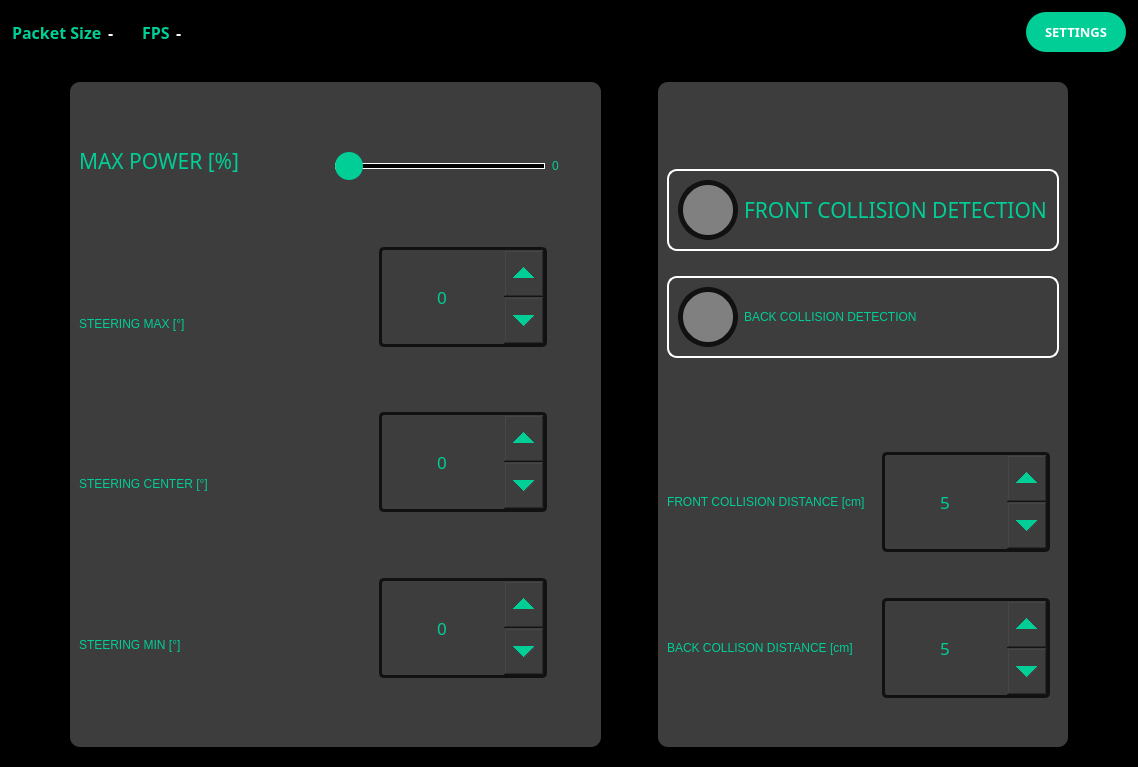
Before: the Qt Designer form source/controller/GUI-4G-CAR-DEF_#2.ui in jpriverar/smart-4g-rc-car, drawn with Qt 5.
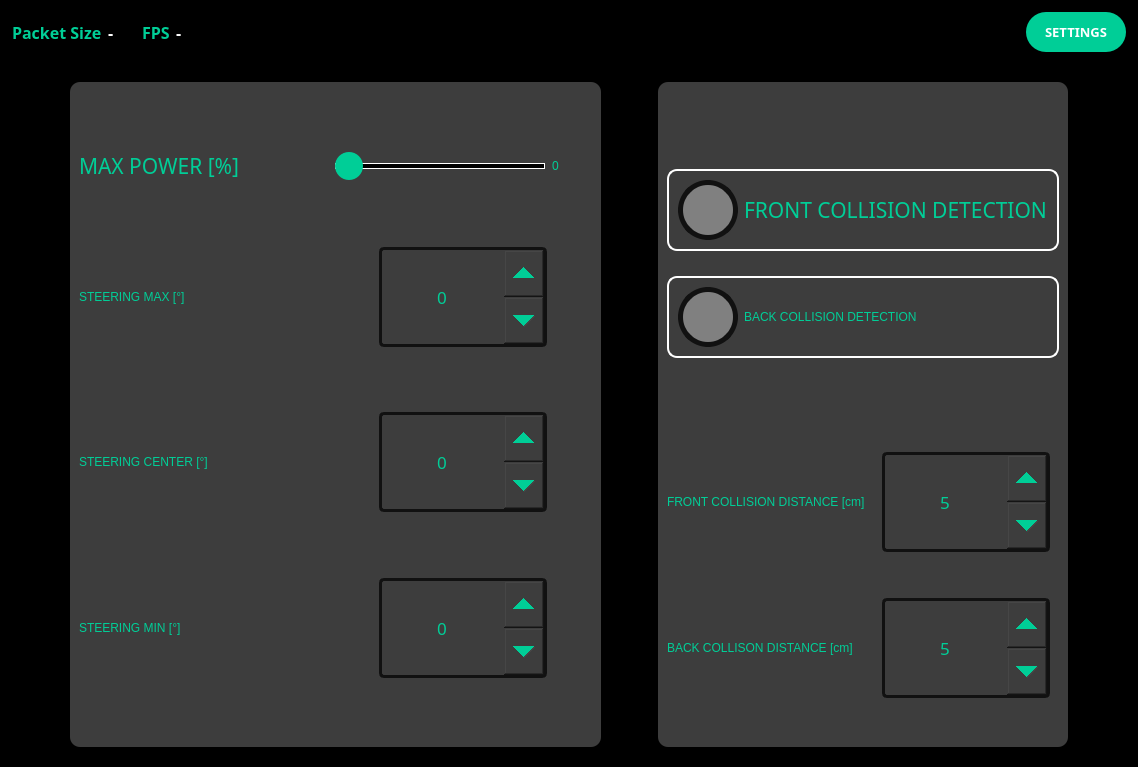
After: the same form once the commit is applied. The open tabs and pages were chosen to show the change.

Commit message: correcion de posiciones en los widgets

What changed in the file:
```diff
--- a/source/controller/GUI-4G-CAR-DEF_#2.ui
+++ b/source/controller/GUI-4G-CAR-DEF_#2.ui
@@ -782,8 +782,8 @@
                        </property>
                        <property name="maximumSize">
                         <size>
-                         <width>225</width>
-                         <height>25</height>
+                         <width>210</width>
+                         <height>30</height>
                         </size>
                        </property>
                        <property name="font">
@@ -830,7 +830,7 @@
                        <property name="maximumSize">
                         <size>
                          <width>225</width>
-                         <height>25</height>
+                         <height>225</height>
                         </size>
                        </property>
                        <property name="text">
@@ -868,7 +868,7 @@
                        <property name="maximumSize">
                         <size>
                          <width>225</width>
-                         <height>25</height>
+                         <height>225</height>
                         </size>
                        </property>
                        <property name="text">
@@ -906,7 +906,7 @@
                        <property name="maximumSize">
                         <size>
                          <width>225</width>
-                         <height>25</height>
+                         <height>225</height>
                         </size>
                        </property>
                        <property name="text">
@@ -928,7 +928,7 @@
                        <property name="sizeHint" stdset="0">
                         <size>
                          <width>20</width>
-                         <height>80</height>
+                         <height>40</height>
                         </size>
                        </property>
                       </spacer>
```
